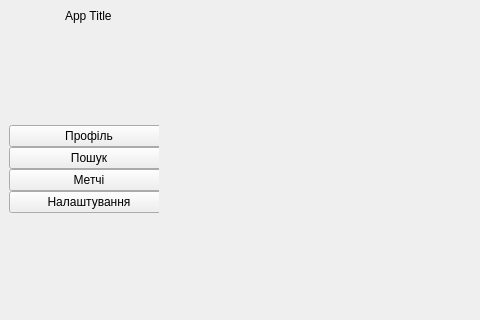
Before: the Qt Designer form gui/mainwindow.ui in dontwastemytimew/project-oop-1-sem-2025, drawn with Qt 5; both pictures show x 0 to 480 and y 0 to 320 of the 976 by 660 pixel window.
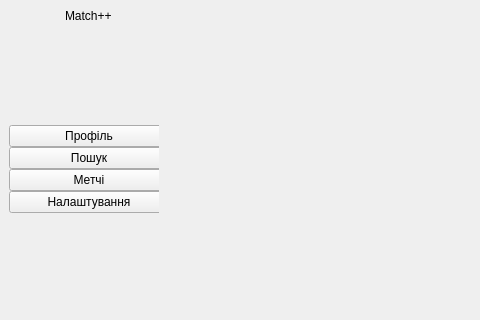
After: the same form once the commit is applied.

Commit message: Update text for i18n

```diff
--- a/gui/mainwindow.ui
+++ b/gui/mainwindow.ui
@@ -62,7 +62,7 @@
           <item alignment="Qt::AlignHCenter|Qt::AlignVCenter">
            <widget class="QLabel" name="label_AppTitle">
             <property name="text">
-             <string>App Title</string>
+             <string>Match++</string>
             </property>
            </widget>
           </item>
```
The commit also changes 2 other files.
